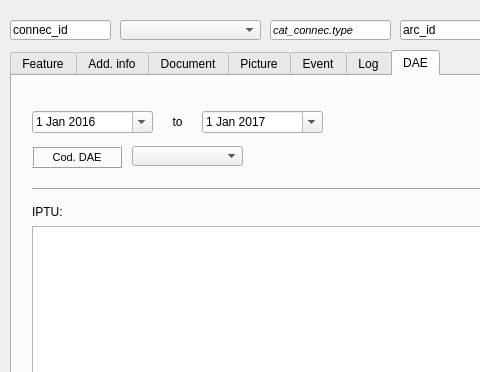
First picture: the form in ui/ws_connec.ui, repository Giswater/giswater_qgis_plugin, before the edit; both pictures show x 0 to 480 and y 0 to 372 of the 845 by 615 pixel window.
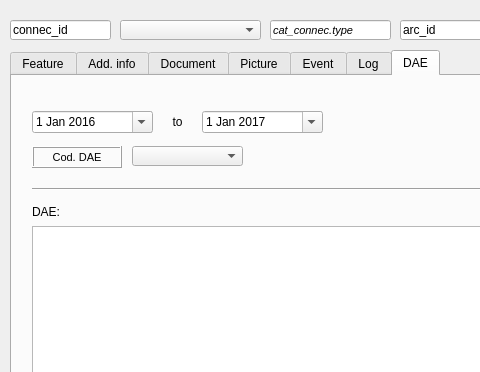
Second picture: the form after the edit. The open tabs and pages were chosen to show the change.

What changed in the file:
```diff
--- a/ui/ws_connec.ui
+++ b/ui/ws_connec.ui
@@ -2304,7 +2304,7 @@
       <enum>QFrame::Plain</enum>
      </property>
      <property name="text">
-      <string>IPTU:</string>
+      <string>DAE:</string>
      </property>
      <property name="textFormat">
       <enum>Qt::AutoText</enum>
```
Left out of the diff: 6 changed lines with no effect on the pictures.
